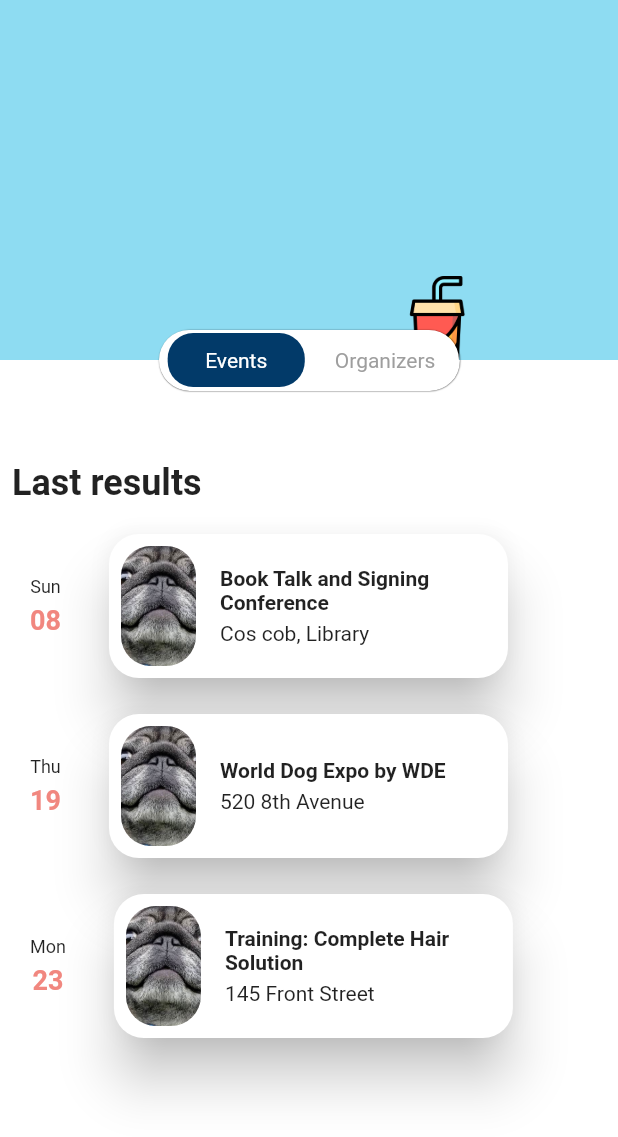
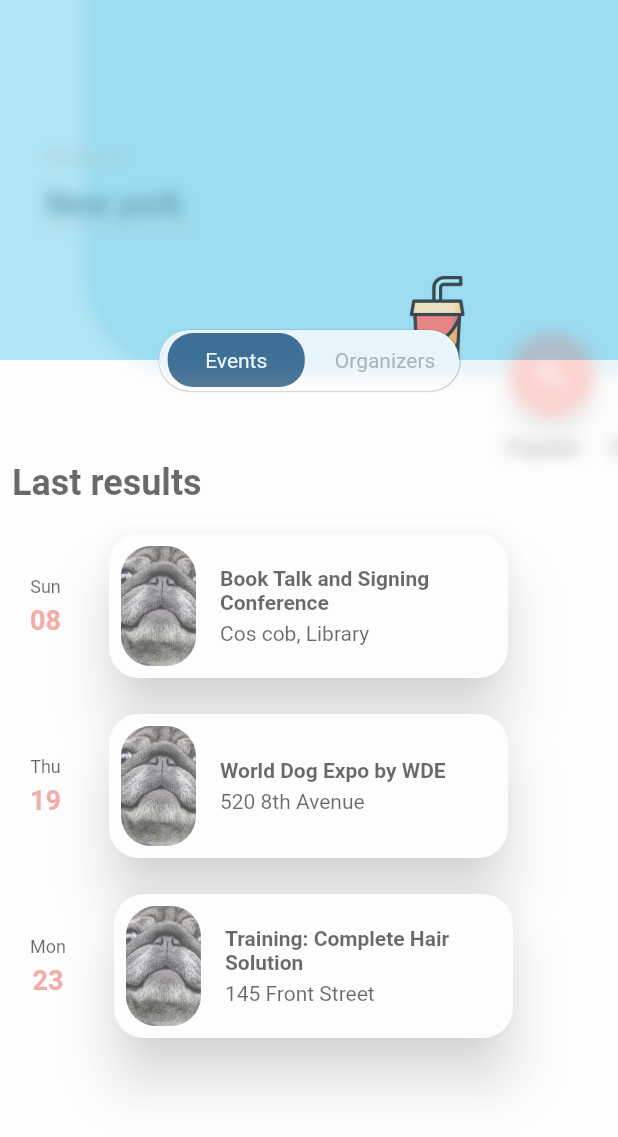
Before and after one commit to larsien/UIChallenge_event_ios_mobile_app_animation_by_ronasit2, a Flutter app: the screen it shows after launch, after a tap on the "search" icon, on a phone screen of 412 x 824 dp. Shown: the top 1137 px of the screen. Run offline on Flutter 3.47's test engine with Material 2 defaults, Android fonts, the phone set to English and light mode, and no system bars.

```diff
--- a/lib/page1.dart
+++ b/lib/page1.dart
@@ -6,6 +6,7 @@ import 'page2.dart';
 class MyApp extends StatelessWidget {
   const MyApp({super.key});
 
+  // This widget is the root of your application.
   @override
   Widget build(BuildContext context) {
     return MaterialApp(
@@ -19,21 +20,21 @@ class MyApp extends StatelessWidget {
 }
 
 class Page1 extends StatefulWidget {
-  const Page1({super.key});
+  const Page1({Key? key}) : super(key: key);
 
   @override
   State<Page1> createState() => _Page1State();
 }
 
 class _Page1State extends State<Page1> with SingleTickerProviderStateMixin {
-  late final AnimationController controller;
-  late final Animation<Offset> slideRightAnimation;
+  late final AnimationController controller =
+      AnimationController(vsync: this, duration: const Duration(seconds: 1));
+  List headers = <String>[];
+  late Animation<Offset> slideToRightAnimation;
   @override
   void initState() {
     super.initState();
-    controller =
-        AnimationController(vsync: this, duration: const Duration(seconds: 1));
-    slideRightAnimation =
+    slideToRightAnimation =
         Tween<Offset>(begin: Offset.zero, end: const Offset(1.0, 0.0)).animate(
             CurvedAnimation(parent: controller, curve: Curves.easeInCubic));
   }
@@ -53,7 +54,6 @@ class _Page1State extends State<Page1> with SingleTickerProviderStateMixin {
           backgroundColor: const Color(0xFFF47C74),
           onPressed: () async {
             controller.forward();
-            //애니메이션 수행 후  다음 페지 이동하기 위해 delay 줌
             await Future.delayed(const Duration(milliseconds: 1000));
             if (mounted) {
               Navigator.push(context, _createRoute())
@@ -67,10 +67,9 @@ class _Page1State extends State<Page1> with SingleTickerProviderStateMixin {
         children: [
           const SizedBox(height: 40),
           SlideTransition(
-              position: slideRightAnimation, child: const HeaderList()),
+              position: slideToRightAnimation, child: const HeaderList()),
           const SizedBox(height: 20),
-          SlideTransition(
-              position: slideRightAnimation, child: const MainBody()),
+          MainBody(slideAnimation: slideToRightAnimation),
         ],
       ),
     );
@@ -78,24 +77,30 @@ class _Page1State extends State<Page1> with SingleTickerProviderStateMixin {
 
   Route _createRoute() {
     return PageRouteBuilder(
-        pageBuilder: (_, __, ___) => const Page2(),
-        transitionDuration: const Duration(seconds: 1),
-        transitionsBuilder: (_, animation, secondaryAnimation, child) {
-          // final opacityTween = Tween(begin: 0.0, end: 1.0).animate(animation);
+        pageBuilder: (context, animation, secondaryAnimation) => const Page2(),
+        transitionsBuilder: (context, animation, secondaryAnimation, child) {
+          final opacityTween = Tween(begin: 0.0, end: 1.0).animate(animation);
+          // var tween2 = tween.chain(curveTween);
           return BackdropFilter(
               filter: ImageFilter.blur(sigmaX: 5, sigmaY: 5),
-              // child: FadeTransition(opacity: opacityTween, child: child));
-              child: child);
+              child: FadeTransition(opacity: opacityTween, child: child));
         });
   }
 }
 
 class MainBody extends StatelessWidget {
-  const MainBody({super.key});
+  const MainBody({
+    Key? key,
+    required this.slideAnimation,
+  }) : super(key: key);
+
+  final Animation<Offset> slideAnimation;
 
   @override
   Widget build(BuildContext context) {
-    return SingleChildScrollView(
+    return SlideTransition(
+      position: slideAnimation,
+      child: SingleChildScrollView(
         scrollDirection: Axis.horizontal,
         child: SizedBox(
           height: 340,
@@ -112,17 +117,22 @@ class MainBody extends StatelessWidget {
             },
           ),
         ),
+      ),
+      // ),
     );
   }
 }
 
 class CardContent extends StatelessWidget {
-  const CardContent({super.key});
+  const CardContent({
+    Key? key,
+  }) : super(key: key);
 
   @override
   Widget build(BuildContext context) {
     return Card(
         elevation: 10,
+        // margin: EdgeInsets.only(bottom: 40),
         shape: RoundedRectangleBorder(borderRadius: BorderRadius.circular(20)),
         child: Column(
           crossAxisAlignment: CrossAxisAlignment.start,
@@ -201,6 +211,7 @@ class CustomAppBar extends StatelessWidget with PreferredSizeWidget {
         padding: const EdgeInsets.only(left: 55.0),
         child: Container(
           decoration: const BoxDecoration(
+              // shape: BoxShape.circle,
               borderRadius: BorderRadius.only(bottomLeft: Radius.circular(70)),
               color: Color.fromARGB(255, 184, 222, 240)),
         ),
```
Lines whose indentation alone changed are shown as unchanged.
